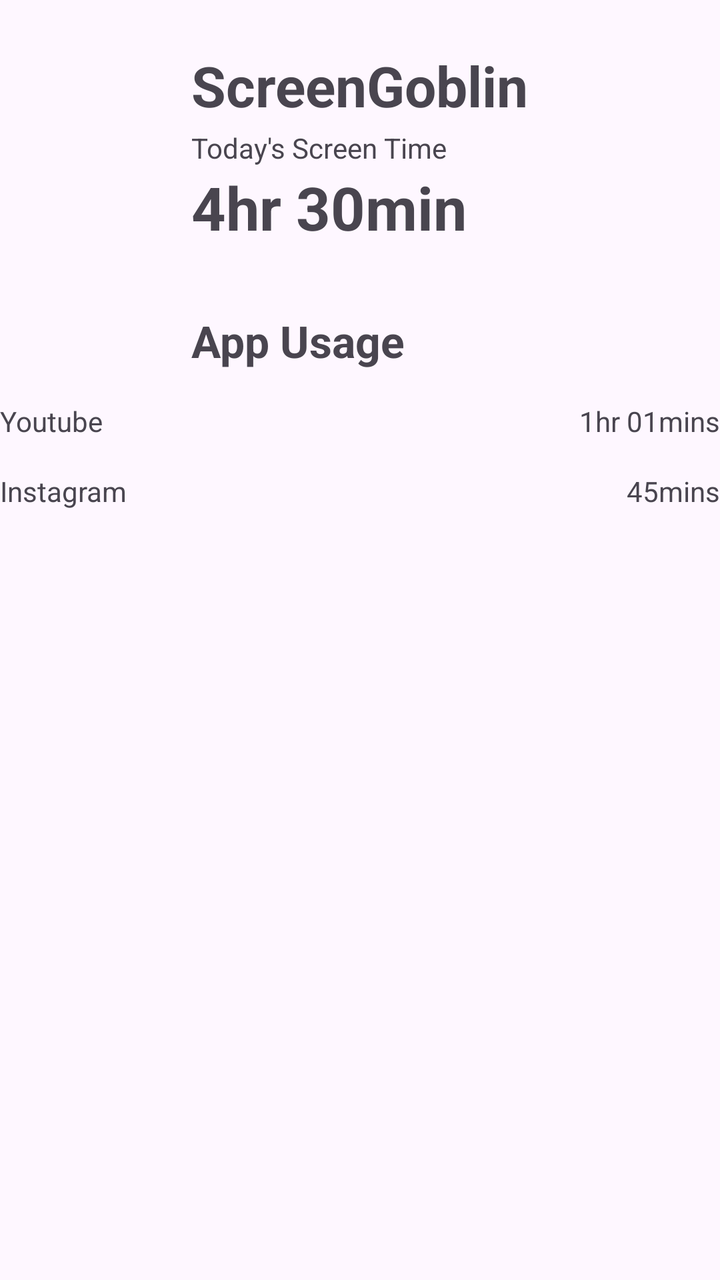
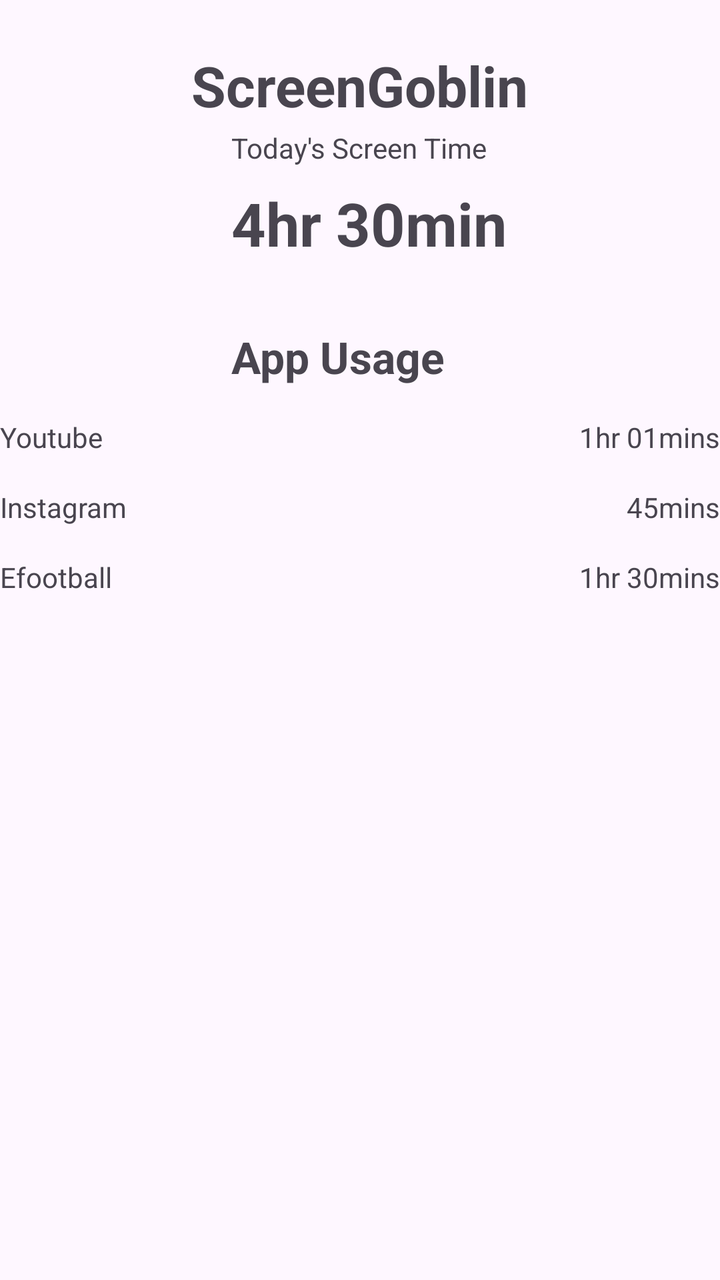

Before-and-after screenshots of an Android layout around one commit, followed by the original layout XML and the change that was made.
<!-- AndroidManifest.xml: application theme Theme.ScreenGoblin -->
<!-- res/layout/activity_main.xml -->
<?xml version="1.0" encoding="utf-8"?>
<androidx.constraintlayout.widget.ConstraintLayout xmlns:android="http://schemas.android.com/apk/res/android"
    xmlns:app="http://schemas.android.com/apk/res-auto"
    xmlns:tools="http://schemas.android.com/tools"
    android:id="@+id/main"
    android:layout_width="match_parent"
    android:layout_height="match_parent"
    tools:context=".MainActivity">

    <TextView
        android:id="@+id/title"
        android:layout_width="wrap_content"
        android:layout_height="wrap_content"
        android:layout_marginTop="24dp"
        android:text="@string/app_name"
        android:textSize="28sp"
        android:textStyle="bold"
        app:layout_constraintEnd_toEndOf="parent"
        app:layout_constraintStart_toStartOf="parent"
        app:layout_constraintTop_toTopOf="parent" />

    <TextView
        android:id="@+id/today_label"
        android:layout_width="wrap_content"
        android:layout_height="wrap_content"
        android:layout_marginTop="3dp"
        android:text="@string/today_screen_time"
        app:layout_constraintStart_toStartOf="@id/title"
        app:layout_constraintTop_toBottomOf="@id/title" />

    <TextView
        android:id="@+id/screen_time_value"
        android:layout_width="wrap_content"
        android:layout_height="wrap_content"
        android:text="@string/screen_time_value"
        android:textSize="30sp"
        android:textStyle="bold"
        app:layout_constraintStart_toStartOf="@id/today_label"
        app:layout_constraintTop_toBottomOf="@id/today_label" />

    <TextView
        android:id="@+id/app_usage_title"
        android:layout_width="wrap_content"
        android:layout_height="wrap_content"
        android:layout_marginTop="32dp"
        android:text="@string/app_usage"
        android:textSize="22sp"
        android:textStyle="bold"
        app:layout_constraintStart_toStartOf="@id/screen_time_value"
        app:layout_constraintTop_toBottomOf="@id/screen_time_value" />


    <LinearLayout
        android:id="@+id/app_usage_list"
        android:layout_width="match_parent"
        android:layout_height="wrap_content"
        android:orientation="vertical"
        app:layout_constraintTop_toBottomOf="@id/app_usage_title"
        app:layout_constraintStart_toStartOf="parent"
        app:layout_constraintEnd_toEndOf="parent">

        
        <LinearLayout
            android:layout_width="match_parent"
            android:layout_height="wrap_content"
            android:orientation="horizontal"
            android:layout_marginTop="16dp"
            tools:ignore="UselessParent">

            <TextView
                android:id="@+id/youtube_name"
                android:layout_width="0dp"
                android:layout_height="wrap_content"
                android:layout_weight="1"
                android:text="@string/youtube_name" />

            <TextView
                android:id="@+id/youtube_time"
                android:layout_width="wrap_content"
                android:layout_height="wrap_content"
                android:text="@string/youtube_time" />


        </LinearLayout>

        <LinearLayout
            android:layout_width="match_parent"
            android:layout_height="wrap_content"
            android:orientation="horizontal"
            android:layout_marginTop="16dp">

            <TextView
                android:id="@+id/instagram_name"
                android:layout_width="0dp"
                android:layout_height="wrap_content"
                android:layout_weight="1"
                android:text="@string/instagram_name" />

            <TextView
                android:id="@+id/instagram_time"
                android:layout_width="wrap_content"
                android:layout_height="wrap_content"
                android:text="@string/instagram_time" />

        </LinearLayout>

    </LinearLayout>



</androidx.constraintlayout.widget.ConstraintLayout>
<!-- resources referenced by this layout -->
<resources>
  <string name="app_name">ScreenGoblin</string>
  <string name="app_usage">App Usage</string>
  <string name="instagram_name">Instagram</string>
  <string name="instagram_time">45mins</string>"
  <string name="screen_time_value">4hr 30min</string>
  <string name="today_screen_time">Today\'\s Screen Time</string>
  <string name="youtube_name">Youtube</string>
  <string name="youtube_time">1hr 01mins</string>
  <style name="Theme.ScreenGoblin" parent="Base.Theme.ScreenGoblin" />
  <style name="Base.Theme.ScreenGoblin" parent="Theme.Material3.DayNight.NoActionBar">
          
          
      </style>
</resources>

<!-- the commit's change to res/layout/activity_main.xml (unified diff, before → after) -->
@@ -23,6 +23,7 @@
         android:id="@+id/today_label"
         android:layout_width="wrap_content"
         android:layout_height="wrap_content"
+        android:layout_marginStart="20dp"
         android:layout_marginTop="3dp"
         android:text="@string/today_screen_time"
         app:layout_constraintStart_toStartOf="@id/title"
@@ -32,6 +33,7 @@
         android:id="@+id/screen_time_value"
         android:layout_width="wrap_content"
         android:layout_height="wrap_content"
+        android:layout_marginTop="8dp"
         android:text="@string/screen_time_value"
         android:textSize="30sp"
         android:textStyle="bold"
@@ -104,6 +106,25 @@
 
         </LinearLayout>
 
+        <LinearLayout
+            android:layout_width="match_parent"
+            android:layout_height="wrap_content"
+            android:orientation="horizontal"
+            android:layout_marginTop="16dp">
+            <TextView
+                android:id="@+id/efootball_name"
+                android:layout_width="0dp"
+                android:layout_height="wrap_content"
+                android:layout_weight="1"
+                android:text="@string/efootball_name" />
+            <TextView
+                android:id="@+id/efootball_time"
+                android:layout_width="wrap_content"
+                android:layout_height="wrap_content"
+                android:text="@string/efootball_time" />
+
+        </LinearLayout>
+
     </LinearLayout>
 
 
<!-- resource entries referenced after the edit -->
@@ -2,8 +2,10 @@
 <resources>
   <string name="app_name">ScreenGoblin</string>
   <string name="app_usage">App Usage</string>
+  <string name="efootball_name">Efootball</string>
+  <string name="efootball_time">1hr 30mins</string>
   <string name="instagram_name">Instagram</string>
-  <string name="instagram_time">45mins</string>"
+  <string name="instagram_time">45mins</string>
   <string name="screen_time_value">4hr 30min</string>
   <string name="today_screen_time">Today\'\s Screen Time</string>
   <string name="youtube_name">Youtube</string>
